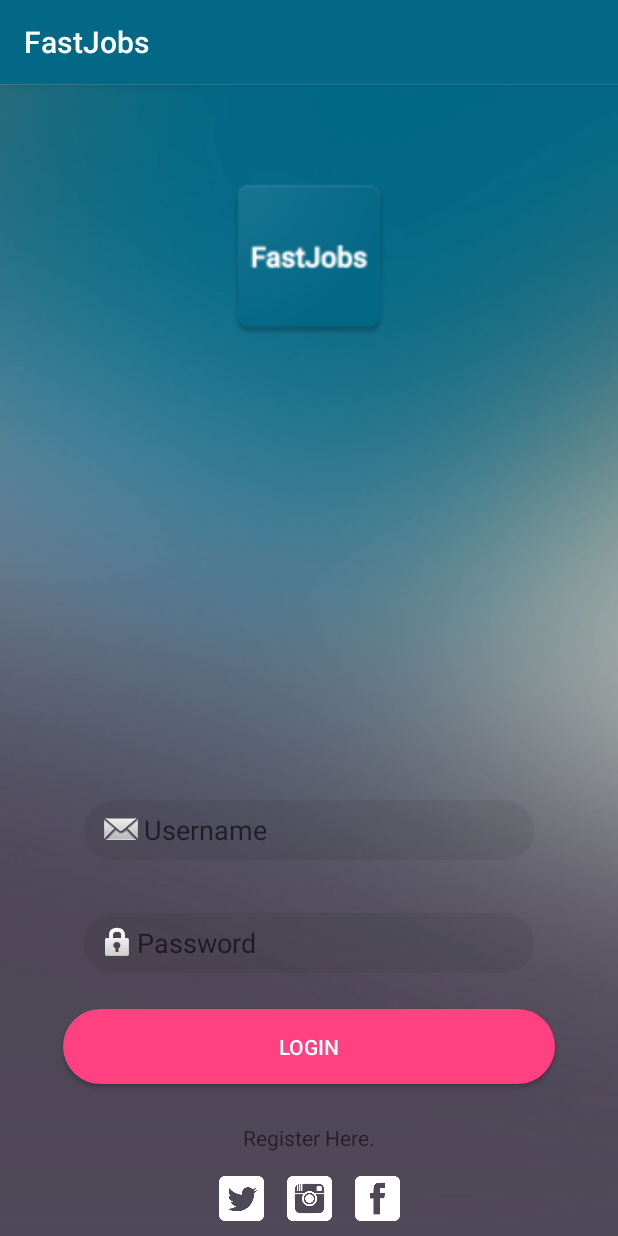
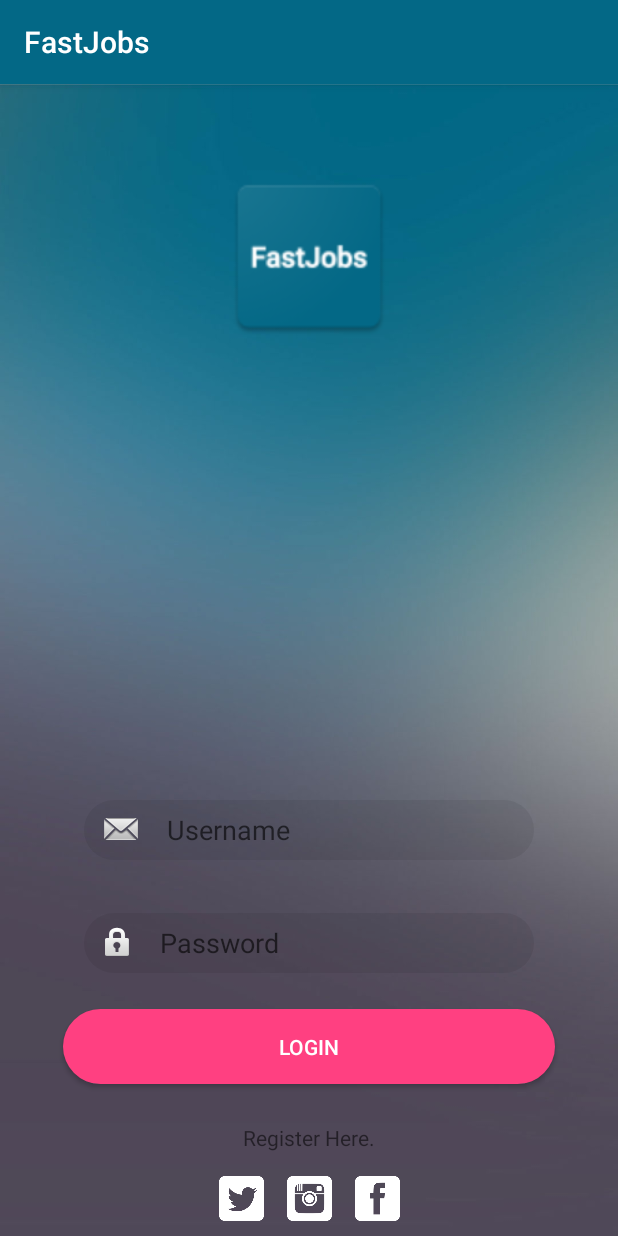
Before and after one commit to vanthai2704/AndroidFinalProject, an Android app: the screen it shows after launch (LoginActivity), on a phone screen of 412 x 824 dp. Run offline under Robolectric (Android 15) with nearby library versions, the phone set to English and light mode, and no system bars.

Commit message:
Update UI

```diff
--- a/FastJobs/app/src/main/res/layout/activity_login.xml
+++ b/FastJobs/app/src/main/res/layout/activity_login.xml
@@ -25,11 +25,13 @@
         android:layout_marginBottom="35dp"
         android:background="@drawable/rounded_edit_text"
         android:drawableLeft="@android:drawable/sym_action_email"
+        android:drawablePadding="15dp"
         android:ems="10"
         android:hint="Username"
         android:inputType="textPersonName"
         android:paddingStart="10dp"
-        android:paddingEnd="10dp" />
+        android:paddingEnd="10dp"
+        android:textColor="@android:color/white" />
 
     <EditText
         android:id="@+id/password"
@@ -41,11 +43,13 @@
         android:layout_marginBottom="24dp"
         android:background="@drawable/rounded_edit_text"
         android:drawableLeft="@android:drawable/ic_lock_idle_lock"
+        android:drawablePadding="15dp"
         android:ems="10"
         android:hint="Password"
         android:inputType="textPassword"
         android:paddingStart="10dp"
-        android:paddingEnd="10dp" />
+        android:paddingEnd="10dp"
+        android:textColor="@android:color/white" />
 
     <TextView
         android:id="@+id/textView2"
```
